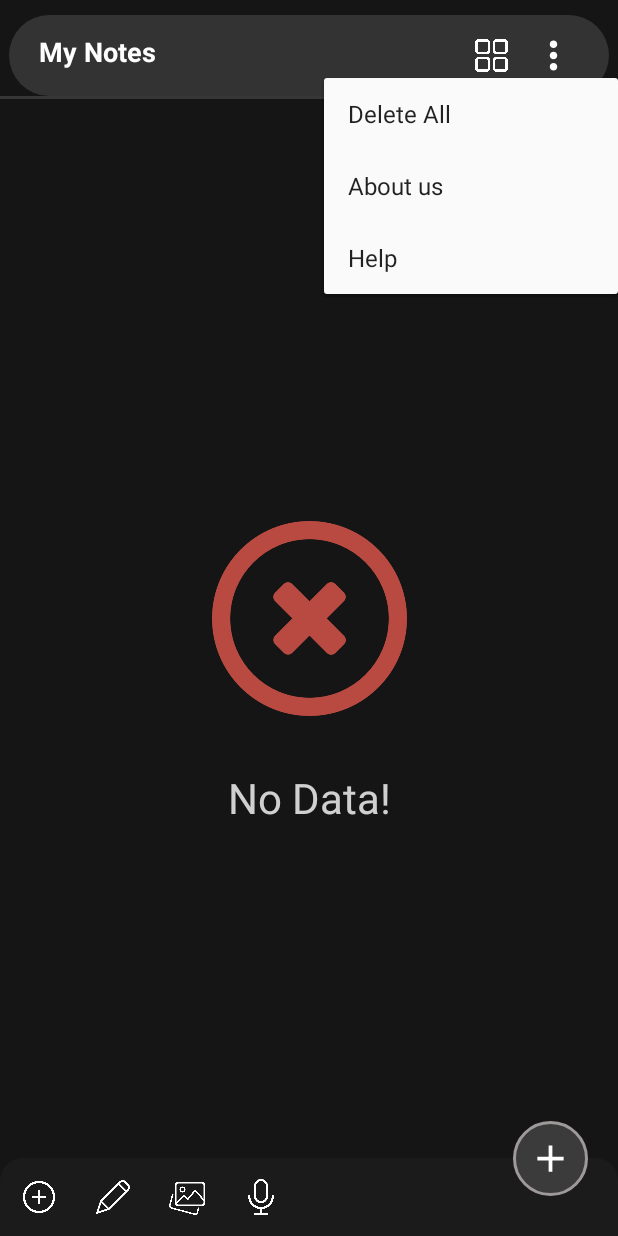
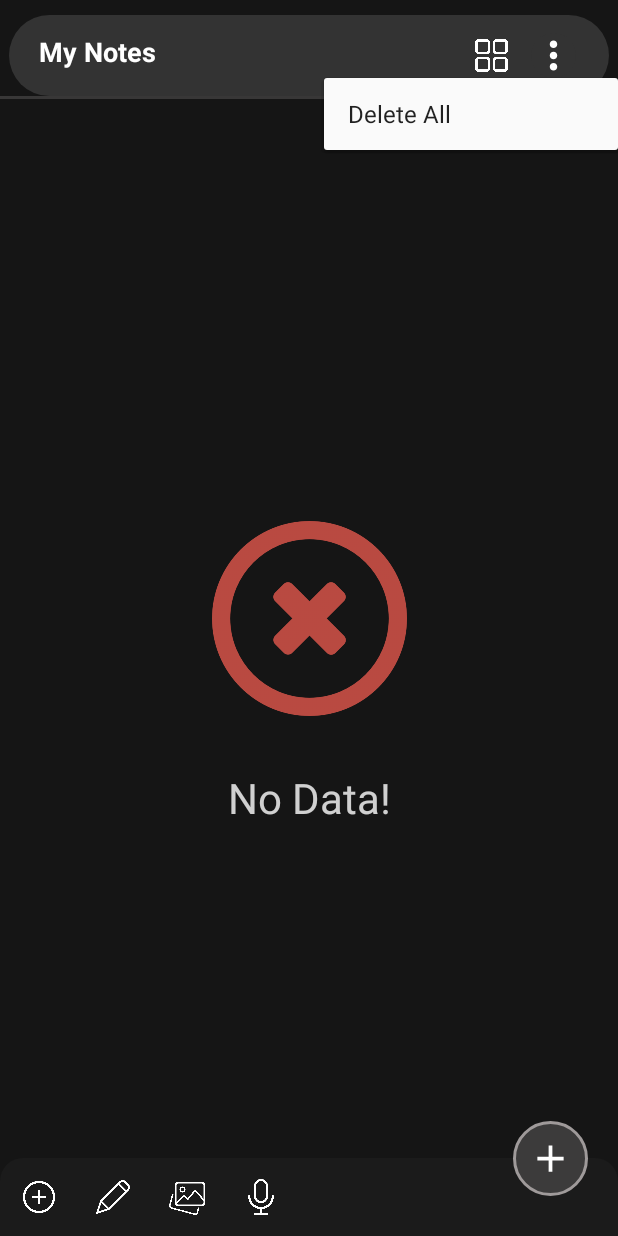
Before and after one commit to kamlesh-sharma-tech/NotesAndroidApplication, an Android app: the screen it shows after launch (MainActivity), after a tap on "SQLite DataBase", on a phone screen of 412 x 824 dp. Run offline under Robolectric (Android 15) with nearby library versions, the phone set to English and light mode, and no system bars; libraries missing offline, so code that uses them is left out: io.github.muddz.styleabletoast.

Commit message:
another commit - some changes

```diff
--- a/app/src/main/java/com/android/sqlitedatabase/MainActivity.java
+++ b/app/src/main/java/com/android/sqlitedatabase/MainActivity.java
@@ -87,10 +87,6 @@ public class MainActivity extends AppCompatActivity {
                             case R.id.deleteAllNotes:
                                 deleteAllConfirmDialog();
                                 break;
-                            case R.id.about:
-                                return true;
-                            case R.id.help:
-                                return true;
                         }
                         return true;
                     }
--- a/app/src/main/res/menu/open_item_men.xml
+++ b/app/src/main/res/menu/open_item_men.xml
@@ -6,11 +6,5 @@
         android:id="@+id/deleteAllNotes"
         android:title="Delete All" />
 
-    <item
-        android:id="@+id/about"
-        android:title="About us"/>
-
-    <item android:id="@+id/help"
-        android:title="Help"/>
 
 </menu>
```
